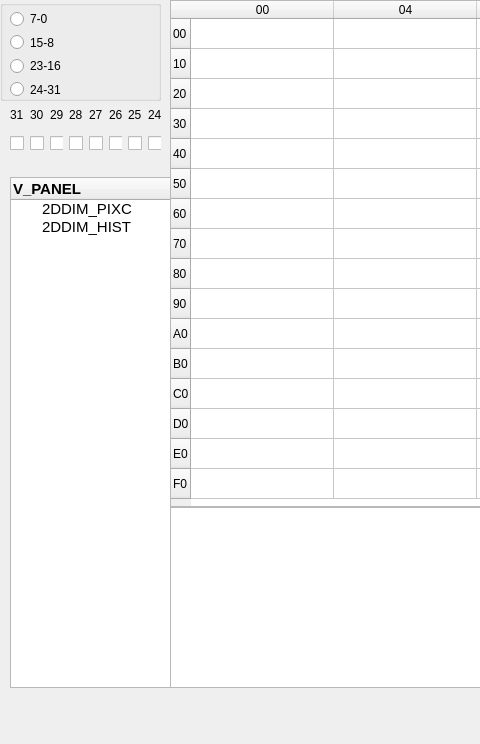
First picture: the form in twoFirst01/DimmingDebugger_Readback_SX7/Dimpages_res.ui, repository hooloong/gitpython, before the edit; both pictures show x 0 to 480 and y 0 to 744 of the 1012 by 744 pixel window.
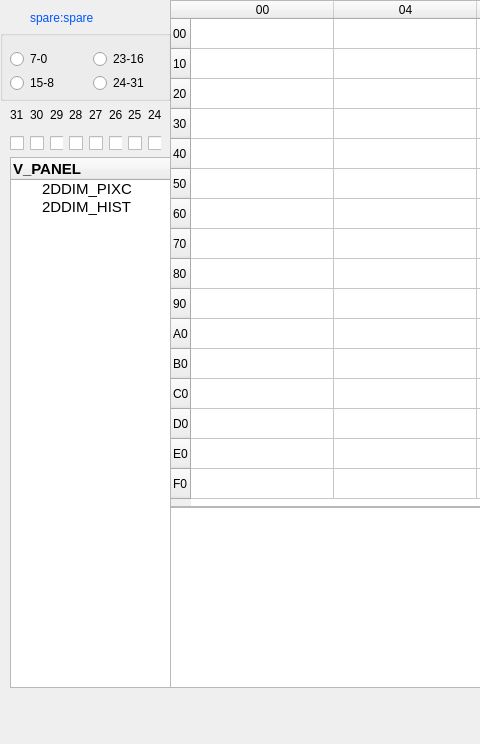
Second picture: the form after the edit.

```diff
--- a/twoFirst01/DimmingDebugger_Readback_SX7/Dimpages_res.ui
+++ b/twoFirst01/DimmingDebugger_Readback_SX7/Dimpages_res.ui
@@ -152,9 +152,9 @@
    <property name="geometry">
     <rect>
      <x>10</x>
-     <y>177</y>
+     <y>157</y>
      <width>161</width>
-     <height>511</height>
+     <height>531</height>
     </rect>
    </property>
    <property name="font">
@@ -463,9 +463,9 @@
    <property name="geometry">
     <rect>
      <x>0</x>
-     <y>0</y>
-     <width>161</width>
-     <height>101</height>
+     <y>30</y>
+     <width>171</width>
+     <height>71</height>
     </rect>
    </property>
    <property name="title">
@@ -475,34 +475,34 @@
     <property name="geometry">
      <rect>
       <x>10</x>
-      <y>10</y>
-      <width>61</width>
-      <height>88</height>
+      <y>20</y>
+      <width>160</width>
+      <height>42</height>
      </rect>
     </property>
-    <layout class="QVBoxLayout" name="verticalLayout_2">
-     <item>
+    <layout class="QGridLayout" name="gridLayout_2">
+     <item row="0" column="0">
       <widget class="QRadioButton" name="radioButton_31">
        <property name="text">
         <string>7-0</string>
        </property>
       </widget>
      </item>
-     <item>
+     <item row="1" column="0">
       <widget class="QRadioButton" name="radioButton_23">
        <property name="text">
         <string>15-8</string>
        </property>
       </widget>
      </item>
-     <item>
+     <item row="0" column="1">
       <widget class="QRadioButton" name="radioButton_15">
        <property name="text">
         <string>23-16</string>
        </property>
       </widget>
      </item>
-     <item>
+     <item row="1" column="1">
       <widget class="QRadioButton" name="radioButton_7">
        <property name="text">
         <string>24-31</string>
@@ -692,6 +692,22 @@
     </item>
    </layout>
   </widget>
+  <widget class="QLabel" name="label_regsname">
+   <property name="geometry">
+    <rect>
+     <x>30</x>
+     <y>10</y>
+     <width>111</width>
+     <height>16</height>
+    </rect>
+   </property>
+   <property name="styleSheet">
+    <string notr="true">color: rgb(0, 85, 255);</string>
+   </property>
+   <property name="text">
+    <string>spare:spare</string>
+   </property>
+  </widget>
  </widget>
  <resources/>
  <connections/>
```
Left out of the diff: 2 changed lines with no effect on the pictures.
